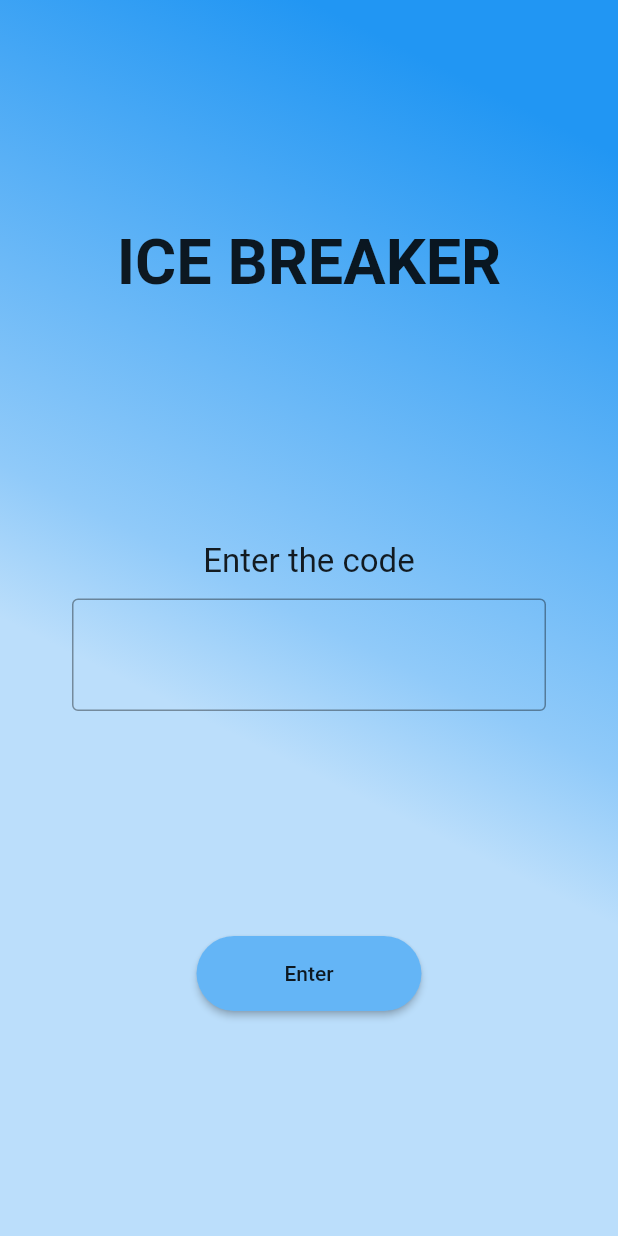
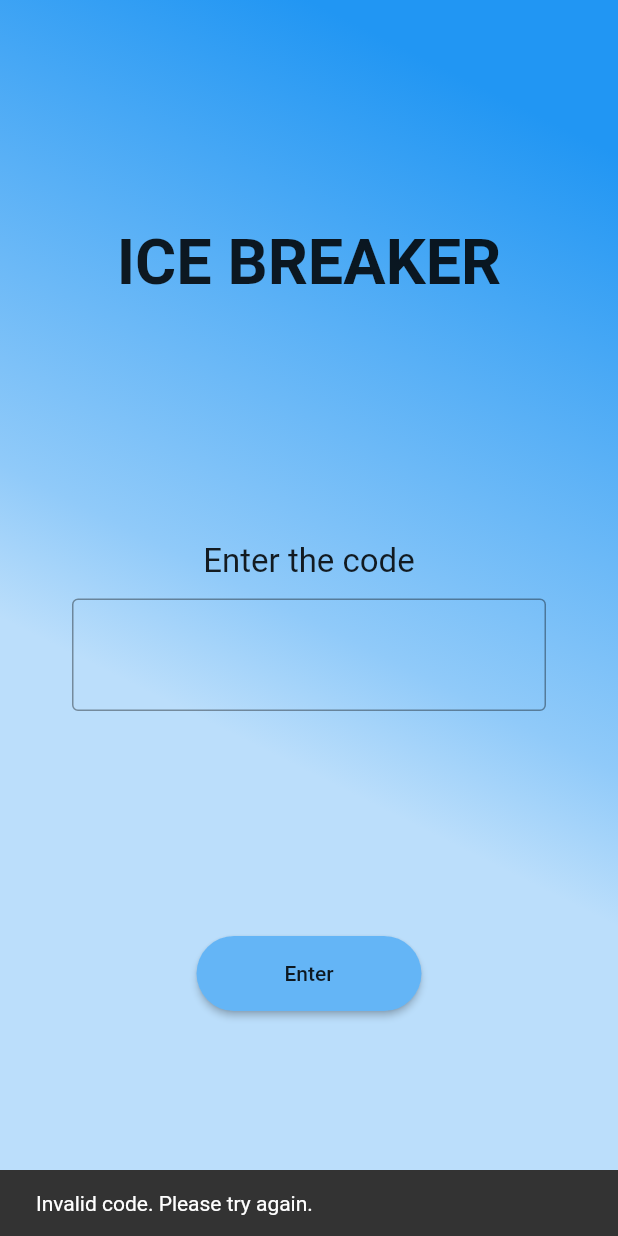
Before and after one commit to alexlindroos/icebreaker, a Flutter app: the screen it shows after launch, after a tap on "Enter", on a phone screen of 412 x 824 dp. Run offline on Flutter 3.47's test engine with Material 2 defaults, Android fonts, the phone set to English and light mode, and no system bars; our stand-ins replace camera, cloud_firestore, firebase_auth, firebase_storage, flare_flutter; accounts and stored records are empty.

Commit message:
Add support for validating the event code.

```diff
--- a/lib/create_matchmaking_profile_task.dart
+++ b/lib/create_matchmaking_profile_task.dart
@@ -17,7 +17,7 @@ class CreateMatchMakingProfileTask {
     final eventSnapshot =
         await firestore.collection('events').document(eventCode).get();
 
-    if (eventSnapshot == null) {
+    if (eventSnapshot == null && eventSnapshot.exists) {
       throw Exception('No event found for code $eventCode');
     }
 
--- a/lib/enter_code_page.dart
+++ b/lib/enter_code_page.dart
@@ -1,9 +1,16 @@
+import 'package:cloud_firestore/cloud_firestore.dart';
 import 'package:flutter/material.dart';
+import 'package:icebreaker/routes.dart';
+import 'package:icebreaker/validate_event_code_task.dart';
 
 class EnterCodePage extends StatelessWidget {
+  final _scaffoldKey = GlobalKey<ScaffoldState>();
+  final _controller = TextEditingController();
+
   @override
   Widget build(BuildContext context) {
     return Scaffold(
+      key: _scaffoldKey,
       body: Container(
         decoration: BoxDecoration(
           gradient: LinearGradient(
@@ -35,15 +42,13 @@ class EnterCodePage extends StatelessWidget {
                   padding: const EdgeInsets.symmetric(vertical: 12.0),
                   child: Text(
                     "Enter the code",
-                    style: TextStyle(
-                      fontSize: 22.0,
-                    ),
+                    style: TextStyle(fontSize: 22.0),
                   ),
                 ),
                 Padding(
                   padding: const EdgeInsets.symmetric(horizontal: 48.0),
                   child: TextField(
-                    controller: TextEditingController(),
+                    controller: _controller,
                     decoration: InputDecoration(border: OutlineInputBorder()),
                     style: TextStyle(fontSize: 30.0),
                     autocorrect: false,
@@ -56,10 +61,27 @@ class EnterCodePage extends StatelessWidget {
               width: 150.0,
               height: 50.0,
               child: RaisedButton(
-                  onPressed: () => print("Button pressed"),
-                  child: Text("Enter"),
-                  color: Colors.blue[300],
-                  shape: RoundedRectangleBorder(borderRadius: BorderRadius.circular(30.0))),
+                onPressed: () async {
+                  final task = ValidateEventCodeTask(Firestore.instance);
+                  final isValidCode = await task.run(_controller.text);
+
+                  if (isValidCode) {
+                    Navigator.pushReplacementNamed(context, Routes.takePhoto);
+                  } else {
+                    _controller.clear();
+                    _scaffoldKey.currentState.showSnackBar(
+                      SnackBar(
+                        content: Text('Invalid code. Please try again.'),
+                      ),
+                    );
+                  }
+                },
+                child: Text("Enter"),
+                color: Colors.blue[300],
+                shape: RoundedRectangleBorder(
+                  borderRadius: BorderRadius.circular(30.0),
+                ),
+              ),
             ),
           ],
         ),
--- a/lib/routes.dart
+++ b/lib/routes.dart
@@ -1,5 +1,5 @@
 class Routes {
-  static const enterCode = '/enter-code';
+  static const enterCode = '/'; // The home route
   static const takePhoto = '/take-photo';
   static const findPerson = '/find-person';
   static const qrCode = '/qr-code';
--- /dev/null
+++ b/lib/validate_event_code_task.dart
@@ -0,0 +1,13 @@
+import 'package:cloud_firestore/cloud_firestore.dart';
+
+class ValidateEventCodeTask {
+  ValidateEventCodeTask(this.firestore);
+  final Firestore firestore;
+
+  Future<bool> run(String code) async {
+    if (code == null || code.isEmpty) return false;
+
+    final snapshot = await firestore.collection('events').document(code).get();
+    return snapshot != null && snapshot.exists;
+  }
+}
```
Also changed, not shown: lib/main.dart (+0 -15 lines).
